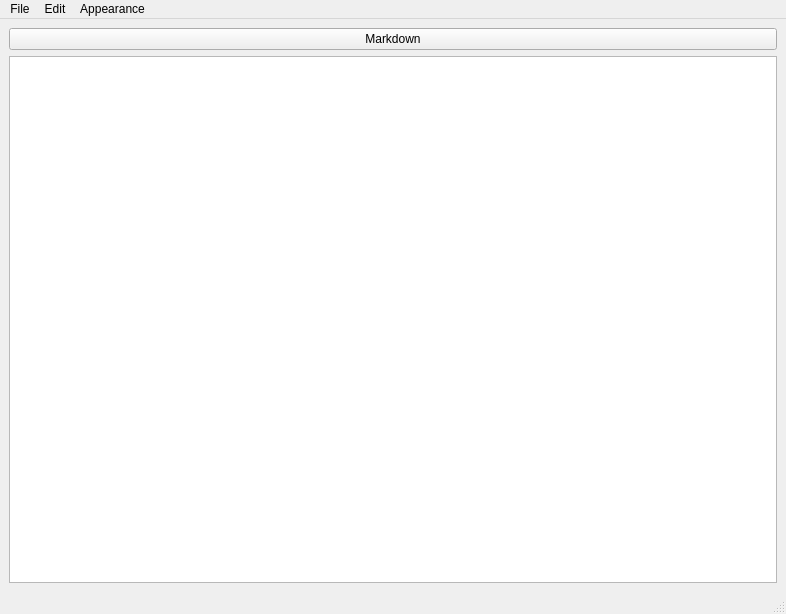
This is editor.ui in JesusAcostaCabrera/Editor-de-texto as Qt 5 draws it before an edit. The edited form follows.
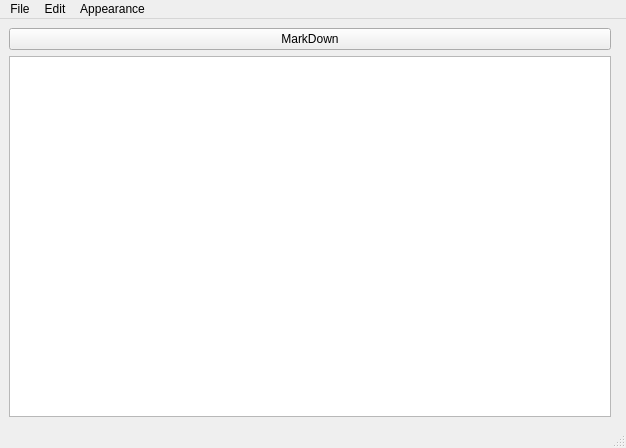
This is the edited form.

Patch:
```diff
--- a/editor.ui
+++ b/editor.ui
@@ -6,10 +6,16 @@
    <rect>
     <x>0</x>
     <y>0</y>
-    <width>786</width>
-    <height>614</height>
+    <width>626</width>
+    <height>448</height>
    </rect>
   </property>
+  <property name="minimumSize">
+   <size>
+    <width>200</width>
+    <height>200</height>
+   </size>
+  </property>
   <property name="windowTitle">
    <string>MainWindow</string>
   </property>
@@ -28,24 +34,25 @@
       </property>
      </widget>
     </item>
+    <item row="1" column="1">
+     <widget class="QWidget" name="widget" native="true"/>
+    </item>
     <item row="0" column="0">
      <widget class="QPushButton" name="actionMD">
       <property name="text">
-       <string>Markdown</string>
-      </property>
-      <property name="checkable">
-       <bool>false</bool>
+       <string>MarkDown</string>
       </property>
      </widget>
     </item>
    </layout>
   </widget>
+  <widget class="QStatusBar" name="statusbar"/>
   <widget class="QMenuBar" name="menubar">
    <property name="geometry">
     <rect>
      <x>0</x>
      <y>0</y>
-     <width>786</width>
+     <width>626</width>
      <height>21</height>
     </rect>
    </property>
@@ -99,6 +106,7 @@
     <addaction name="menuFont_Size"/>
     <addaction name="menuStyle"/>
     <addaction name="actionWrap"/>
+    <addaction name="actionUpdateMD"/>
     <addaction name="separator"/>
     <addaction name="actionLight"/>
     <addaction name="actionDark"/>
@@ -118,7 +126,6 @@
    <addaction name="menuEdit"/>
    <addaction name="menuOption"/>
   </widget>
-  <widget class="QStatusBar" name="statusbar"/>
   <action name="actionOpen">
    <property name="text">
     <string>Open...</string>
@@ -254,6 +261,14 @@
     <string/>
    </property>
   </action>
+  <action name="actionUpdateMD">
+   <property name="text">
+    <string>Update MD</string>
+   </property>
+   <property name="shortcut">
+    <string>Ctrl+M</string>
+   </property>
+  </action>
  </widget>
  <resources/>
  <connections/>
```
